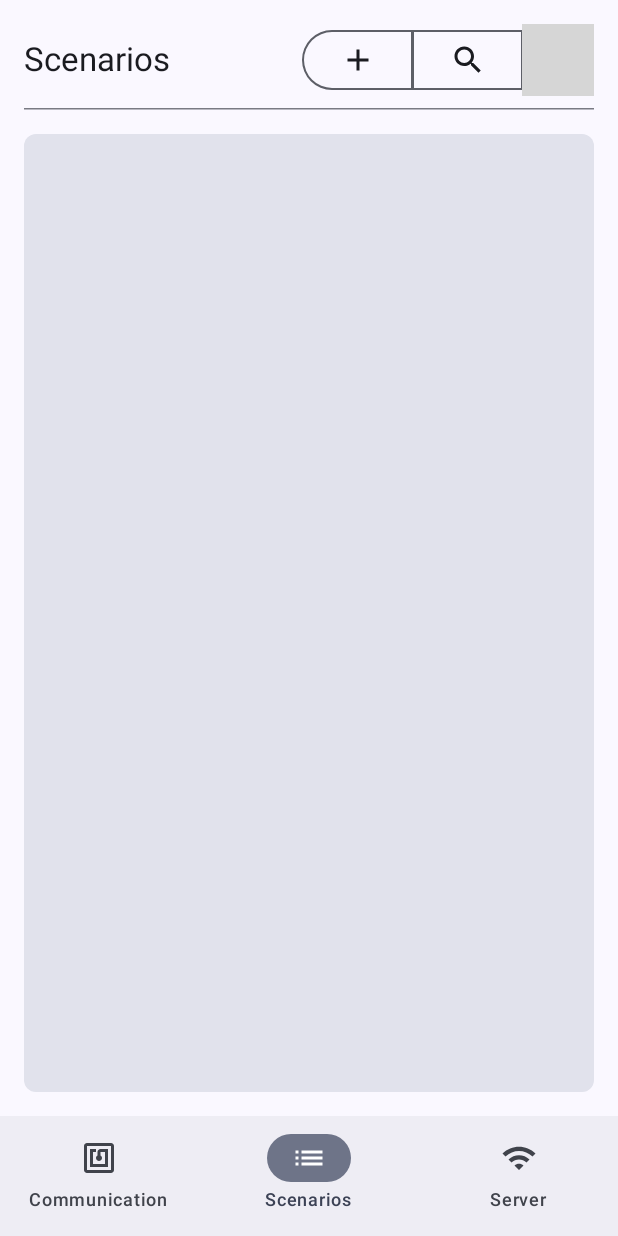
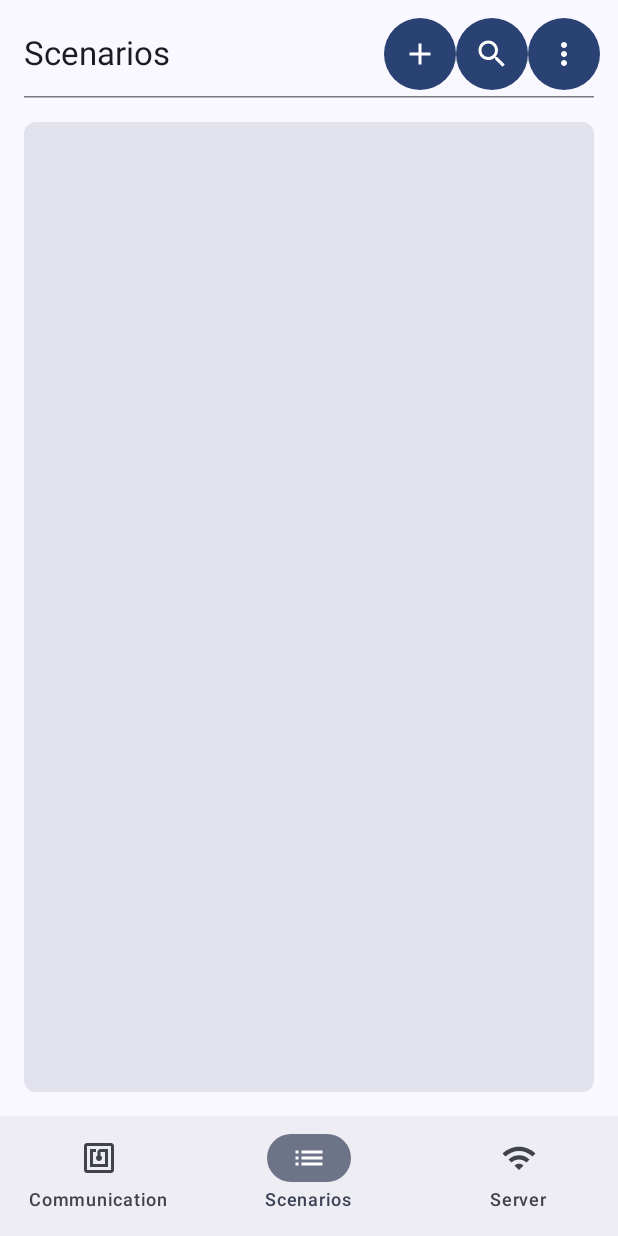
Before and after one commit to Lankow/nfc-emulator, an Android app built with Jetpack Compose: the screen it shows after launch (MainActivity), item 2 of the bottom bar chosen, on a phone screen of 412 x 824 dp. Run offline under Robolectric (Android 15) with nearby library versions, the phone set to English and light mode, and no system bars; pictures from the network do not load; 7 statements that could not run were skipped; grey boxes are pictures that could not be loaded.

Commit message:
Replace segmented controls with basic rows

```diff
--- a/app/src/main/java/com/lnkv/nfcemulator/MainActivity.kt
+++ b/app/src/main/java/com/lnkv/nfcemulator/MainActivity.kt
@@ -20,6 +20,7 @@ import androidx.compose.material3.MaterialTheme
 import androidx.compose.material3.ExperimentalMaterial3Api
 import androidx.compose.material3.Icon
 import androidx.compose.material3.Button
+import androidx.compose.material3.ButtonDefaults
 import androidx.compose.material3.TextButton
 import androidx.compose.material3.OutlinedTextField
 import androidx.compose.material3.IconButton
@@ -62,10 +63,6 @@ import androidx.compose.foundation.shape.CircleShape
 import androidx.compose.foundation.selection.toggleable
 import androidx.compose.material.icons.filled.Check
 import androidx.compose.material.icons.filled.Delete
-import androidx.compose.material3.MultiChoiceSegmentedButtonRow
-import androidx.compose.material3.SegmentedButton
-import androidx.compose.material3.SegmentedButtonDefaults
-import androidx.compose.material3.SingleChoiceSegmentedButtonRow
 import androidx.compose.material3.Scaffold
 import android.graphics.drawable.ColorDrawable
 import android.graphics.drawable.GradientDrawable
@@ -387,30 +384,37 @@ fun StepEditor(
             enabled = action in listOf(StepAction.ServerResponse, StepAction.NfcResponse)
         )
         Spacer(modifier = Modifier.height(8.dp))
-        SingleChoiceSegmentedButtonRow(modifier = Modifier.fillMaxWidth()) {
-            SegmentedButton(
-                selected = delayMode == DelayMode.Duration,
+        Row(
+            modifier = Modifier.fillMaxWidth(),
+            horizontalArrangement = Arrangement.spacedBy(8.dp)
+        ) {
+            fun buttonColors(selected: Boolean) = ButtonDefaults.buttonColors(
+                containerColor = if (selected) MaterialTheme.colorScheme.primary else MaterialTheme.colorScheme.surface,
+                contentColor = if (selected) MaterialTheme.colorScheme.onPrimary else MaterialTheme.colorScheme.onSurface
+            )
+            Button(
                 onClick = {
                     delayMode = DelayMode.Duration
                     duration = step.durationMs.toString()
                 },
-                shape = SegmentedButtonDefaults.itemShape(0, 3)
+                colors = buttonColors(delayMode == DelayMode.Duration),
+                modifier = Modifier.weight(1f)
             ) { Text("Duration") }
-            SegmentedButton(
-                selected = delayMode == DelayMode.Occurrences,
+            Button(
                 onClick = {
                     delayMode = DelayMode.Occurrences
                     duration = step.occurrences.toString()
                 },
-                shape = SegmentedButtonDefaults.itemShape(1, 3)
+                colors = buttonColors(delayMode == DelayMode.Occurrences),
+                modifier = Modifier.weight(1f)
             ) { Text("Occurrences") }
-            SegmentedButton(
-                selected = delayMode == DelayMode.Always,
+            Button(
                 onClick = {
                     delayMode = DelayMode.Always
                     duration = ""
                 },
-                shape = SegmentedButtonDefaults.itemShape(2, 3)
+                colors = buttonColors(delayMode == DelayMode.Always),
+                modifier = Modifier.weight(1f)
             ) { Text("Always") }
         }
         Spacer(modifier = Modifier.height(8.dp))
@@ -690,30 +694,25 @@ fun CommunicationScreen(
     var showServer by rememberSaveable { mutableStateOf(true) }
     var showNfc by rememberSaveable { mutableStateOf(true) }
     Column(modifier = modifier.fillMaxSize().padding(16.dp)) {
-        val segColors = SegmentedButtonDefaults.colors(
-            activeContainerColor = MaterialTheme.colorScheme.primary,
-            activeContentColor = MaterialTheme.colorScheme.onPrimary
+        fun toggleColors(selected: Boolean) = ButtonDefaults.buttonColors(
+            containerColor = if (selected) MaterialTheme.colorScheme.primary else MaterialTheme.colorScheme.surface,
+            contentColor = if (selected) MaterialTheme.colorScheme.onPrimary else MaterialTheme.colorScheme.onSurface
         )
-        MultiChoiceSegmentedButtonRow(
+        Row(
             modifier = Modifier
                 .fillMaxWidth()
-                .testTag("CommSegments")
+                .testTag("CommSegments"),
+            horizontalArrangement = Arrangement.spacedBy(8.dp)
         ) {
-            SegmentedButton(
-                checked = showServer,
-                onCheckedChange = { showServer = it },
-                enabled = showNfc || !showServer,
-                shape = SegmentedButtonDefaults.itemShape(index = 0, count = 2),
-                colors = segColors,
-                modifier = Modifier.testTag("ServerToggle")
+            Button(
+                onClick = { if (showNfc || !showServer) showServer = !showServer },
+                colors = toggleColors(showServer),
+                modifier = Modifier.weight(1f).testTag("ServerToggle")
             ) { Text("Server") }
-            SegmentedButton(
-                checked = showNfc,
-                onCheckedChange = { showNfc = it },
-                enabled = showServer || !showNfc,
-                shape = SegmentedButtonDefaults.itemShape(index = 1, count = 2),
-                colors = segColors,
-                modifier = Modifier.testTag("NfcToggle")
+            Button(
+                onClick = { if (showServer || !showNfc) showNfc = !showNfc },
+                colors = toggleColors(showNfc),
+                modifier = Modifier.weight(1f).testTag("NfcToggle")
             ) { Text("NFC") }
         }
 
@@ -860,30 +859,48 @@ fun ScenarioScreen(modifier: Modifier = Modifier) {
                     style = MaterialTheme.typography.titleLarge,
                     modifier = Modifier.weight(1f)
                 )
-                SingleChoiceSegmentedButtonRow {
-                    SegmentedButton(
-                        selected = false,
+                Row(horizontalArrangement = Arrangement.spacedBy(8.dp)) {
+                    IconButton(
                         onClick = { editingIndex = -1 },
-                        shape = SegmentedButtonDefaults.itemShape(0, 3),
-                        modifier = Modifier.testTag("ScenarioNew")
+                        modifier = Modifier
+                            .size(40.dp)
+                            .clip(CircleShape)
+                            .background(MaterialTheme.colorScheme.primary)
+                            .testTag("ScenarioNew")
                     ) {
-                        Icon(Icons.Filled.Add, contentDescription = "New Scenario")
-                    }
-                    SegmentedButton(
-                        selected = false,
+                        Icon(
+                            Icons.Filled.Add,
+                            contentDescription = "New Scenario",
+                            tint = MaterialTheme.colorScheme.onPrimary
+                        )
+                    }
+                    IconButton(
                         onClick = { showFilter = true },
-                        shape = SegmentedButtonDefaults.itemShape(1, 3),
-                        modifier = Modifier.testTag("ScenarioFilter")
+                        modifier = Modifier
+                            .size(40.dp)
+                            .clip(CircleShape)
+                            .background(MaterialTheme.colorScheme.primary)
+                            .testTag("ScenarioFilter")
                     ) {
-                        Icon(Icons.Filled.Search, contentDescription = "Filter")
+                        Icon(
+                            Icons.Filled.Search,
+                            contentDescription = "Filter",
+                            tint = MaterialTheme.colorScheme.onPrimary
+                        )
                     }
                     Box {
-                        SegmentedButton(
-                            selected = false,
+                        IconButton(
                             onClick = { showMenu = true },
-                            shape = SegmentedButtonDefaults.itemShape(2, 3)
+                            modifier = Modifier
+                                .size(40.dp)
+                                .clip(CircleShape)
+                                .background(MaterialTheme.colorScheme.primary)
                         ) {
-                            Icon(Icons.Filled.MoreVert, contentDescription = "Menu")
+                            Icon(
+                                Icons.Filled.MoreVert,
+                                contentDescription = "Menu",
+                                tint = MaterialTheme.colorScheme.onPrimary
+                            )
                         }
                         DropdownMenu(expanded = showMenu, onDismissRequest = { showMenu = false }) {
                             DropdownMenuItem(
@@ -1224,36 +1241,33 @@ fun ServerScreen(modifier: Modifier = Modifier) {
     val ipRegex =
         Regex("^(25[0-5]|2[0-4]\\d|1?\\d?\\d)(\\.(25[0-5]|2[0-4]\\d|1?\\d?\\d)){3}:(\\d{1,5})$")
 
-    val segColors = SegmentedButtonDefaults.colors(
-        activeContainerColor = MaterialTheme.colorScheme.primary,
-        activeContentColor = MaterialTheme.colorScheme.onPrimary
+    fun toggleColors(selected: Boolean) = ButtonDefaults.buttonColors(
+        containerColor = if (selected) MaterialTheme.colorScheme.primary else MaterialTheme.colorScheme.surface,
+        contentColor = if (selected) MaterialTheme.colorScheme.onPrimary else MaterialTheme.colorScheme.onSurface
     )
 
     Column(modifier = modifier.fillMaxSize().padding(16.dp)) {
-        SingleChoiceSegmentedButtonRow(
+        Row(
             modifier = Modifier
                 .fillMaxWidth()
-                .testTag("ServerType")
+                .testTag("ServerType"),
+            horizontalArrangement = Arrangement.spacedBy(8.dp)
         ) {
-            SegmentedButton(
-                selected = isExternal,
+            Button(
                 onClick = {
                     isExternal = true
                     prefs.edit().putBoolean("isExternal", true).apply()
                 },
-                shape = SegmentedButtonDefaults.itemShape(index = 0, count = 2),
-                colors = segColors,
-                modifier = Modifier.testTag("ExternalToggle")
+                colors = toggleColors(isExternal),
+                modifier = Modifier.weight(1f).testTag("ExternalToggle")
             ) { Text("External") }
-            SegmentedButton(
-                selected = !isExternal,
+            Button(
                 onClick = {
                     isExternal = false
                     prefs.edit().putBoolean("isExternal", false).apply()
                 },
-                shape = SegmentedButtonDefaults.itemShape(index = 1, count = 2),
-                colors = segColors,
-                modifier = Modifier.testTag("InternalToggle")
+                colors = toggleColors(!isExternal),
+                modifier = Modifier.weight(1f).testTag("InternalToggle")
             ) { Text("Internal") }
         }
         Spacer(modifier = Modifier.height(8.dp))
```
